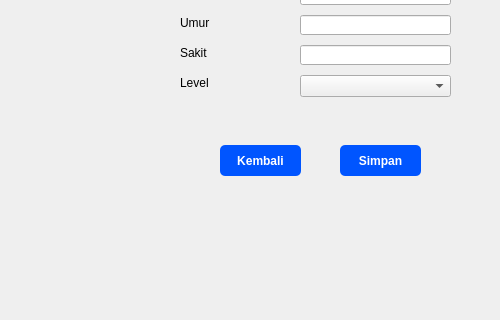
First picture: the form in form_insert_data_pasien.ui, repository naylasalsdev-project/SudiKasusUAS, before the edit; both pictures show x 0 to 500 and y 185 to 505 of the 643 by 600 pixel window.
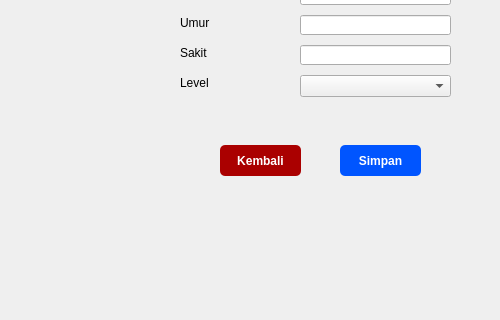
Second picture: the form after the edit.

What changed in the file:
```diff
--- a/form_insert_data_pasien.ui
+++ b/form_insert_data_pasien.ui
@@ -114,11 +114,12 @@
     </property>
     <property name="styleSheet">
      <string notr="true">QPushButton {
-    background-color: rgb(0, 85, 255);
+    background-color: rgb(170, 0, 0);
     color: white;
     border-radius: 5px;   
     padding: 6px;           
-}</string>
+}
+</string>
     </property>
     <property name="text">
      <string>Kembali</string>
```
